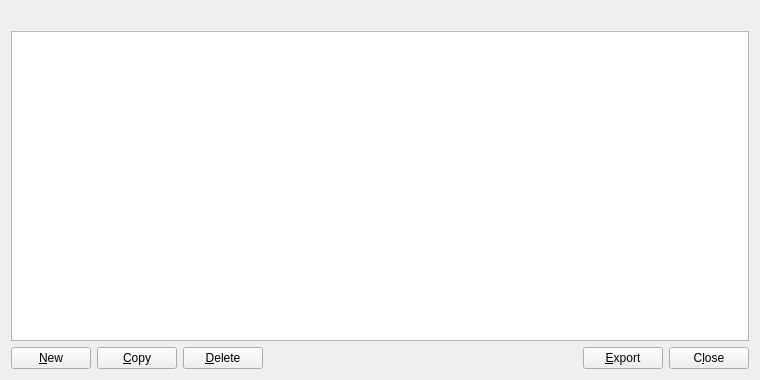
Above: src/qt/forms/addressbookpage.ui from minblock/compute before the change. Below: the same form after it.
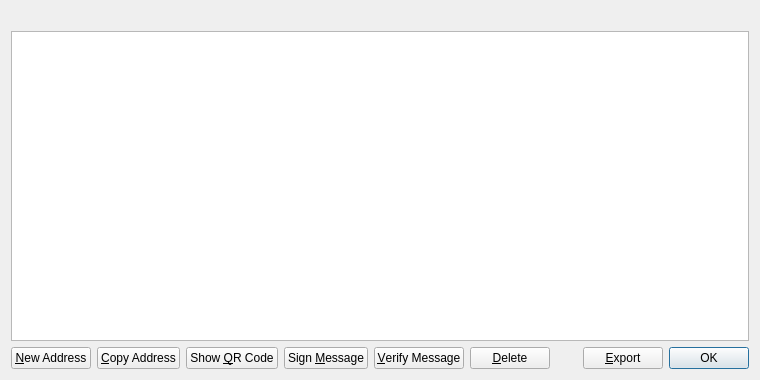
That is the form after the change. Icons and pictures are not drawn.

Patch:
```diff
--- a/src/qt/forms/addressbookpage.ui
+++ b/src/qt/forms/addressbookpage.ui
@@ -57,10 +57,11 @@
         <string>Create a new address</string>
        </property>
        <property name="text">
-        <string>&amp;New</string>
+        <string>&amp;New Address</string>
        </property>
-       <property name="autoDefault">
-        <bool>false</bool>
+       <property name="icon">
+        <iconset resource="../bitcoin.qrc">
+         <normaloff>:/icons/add</normaloff>:/icons/add</iconset>
        </property>
       </widget>
      </item>
@@ -70,10 +71,50 @@
         <string>Copy the currently selected address to the system clipboard</string>
        </property>
        <property name="text">
-        <string>&amp;Copy</string>
+        <string>&amp;Copy Address</string>
        </property>
-       <property name="autoDefault">
-        <bool>false</bool>
+       <property name="icon">
+        <iconset resource="../bitcoin.qrc">
+         <normaloff>:/icons/editcopy</normaloff>:/icons/editcopy</iconset>
+       </property>
+      </widget>
+     </item>
+     <item>
+      <widget class="QPushButton" name="showQRCode">
+       <property name="text">
+        <string>Show &amp;QR Code</string>
+       </property>
+       <property name="icon">
+        <iconset resource="../bitcoin.qrc">
+         <normaloff>:/icons/qrcode</normaloff>:/icons/qrcode</iconset>
+       </property>
+      </widget>
+     </item>
+     <item>
+      <widget class="QPushButton" name="signMessage">
+       <property name="toolTip">
+        <string>Sign a message to prove you own a ComputeCore address</string>
+       </property>
+       <property name="text">
+        <string>Sign &amp;Message</string>
+       </property>
+       <property name="icon">
+        <iconset resource="../bitcoin.qrc">
+         <normaloff>:/icons/edit</normaloff>:/icons/edit</iconset>
+       </property>
+      </widget>
+     </item>
+     <item>
+      <widget class="QPushButton" name="verifyMessage">
+       <property name="toolTip">
+        <string>Verify a message to ensure it was signed with a specified ComputeCore address</string>
+       </property>
+       <property name="text">
+        <string>&amp;Verify Message</string>
+       </property>
+       <property name="icon">
+        <iconset resource="../bitcoin.qrc">
+         <normaloff>:/icons/transaction_0</normaloff>:/icons/transaction_0</iconset>
        </property>
       </widget>
      </item>
@@ -85,8 +126,9 @@
        <property name="text">
         <string>&amp;Delete</string>
        </property>
-       <property name="autoDefault">
-        <bool>false</bool>
+       <property name="icon">
+        <iconset resource="../bitcoin.qrc">
+         <normaloff>:/icons/remove</normaloff>:/icons/remove</iconset>
        </property>
       </widget>
      </item>
@@ -117,18 +159,15 @@
       </widget>
      </item>
      <item>
-      <widget class="QPushButton" name="closeButton">
+      <widget class="QDialogButtonBox" name="buttonBox">
        <property name="sizePolicy">
-        <sizepolicy hsizetype="Minimum" vsizetype="Minimum">
+        <sizepolicy hsizetype="Maximum" vsizetype="Fixed">
          <horstretch>0</horstretch>
          <verstretch>0</verstretch>
         </sizepolicy>
        </property>
-       <property name="text">
-        <string>C&amp;lose</string>
-       </property>
-       <property name="autoDefault">
-        <bool>false</bool>
+       <property name="standardButtons">
+        <set>QDialogButtonBox::Ok</set>
        </property>
       </widget>
      </item>
```
Left out of the diff: 12 changed lines with no effect on the pictures.
